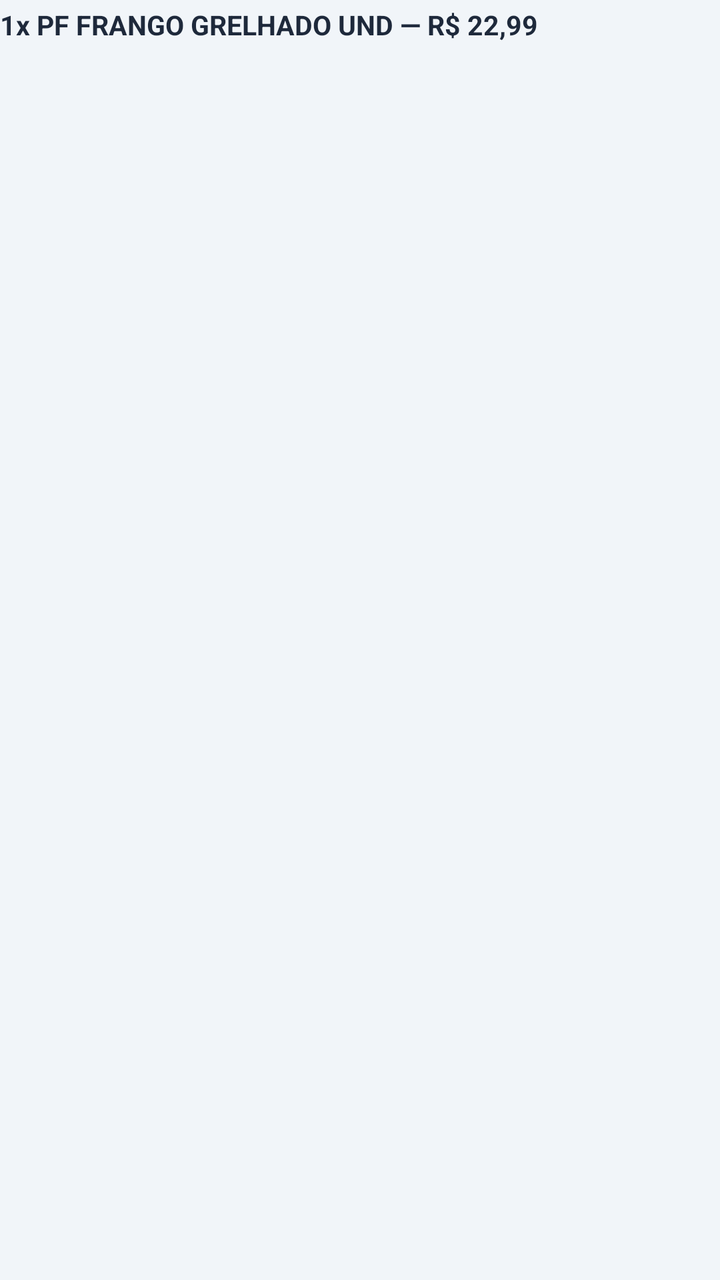
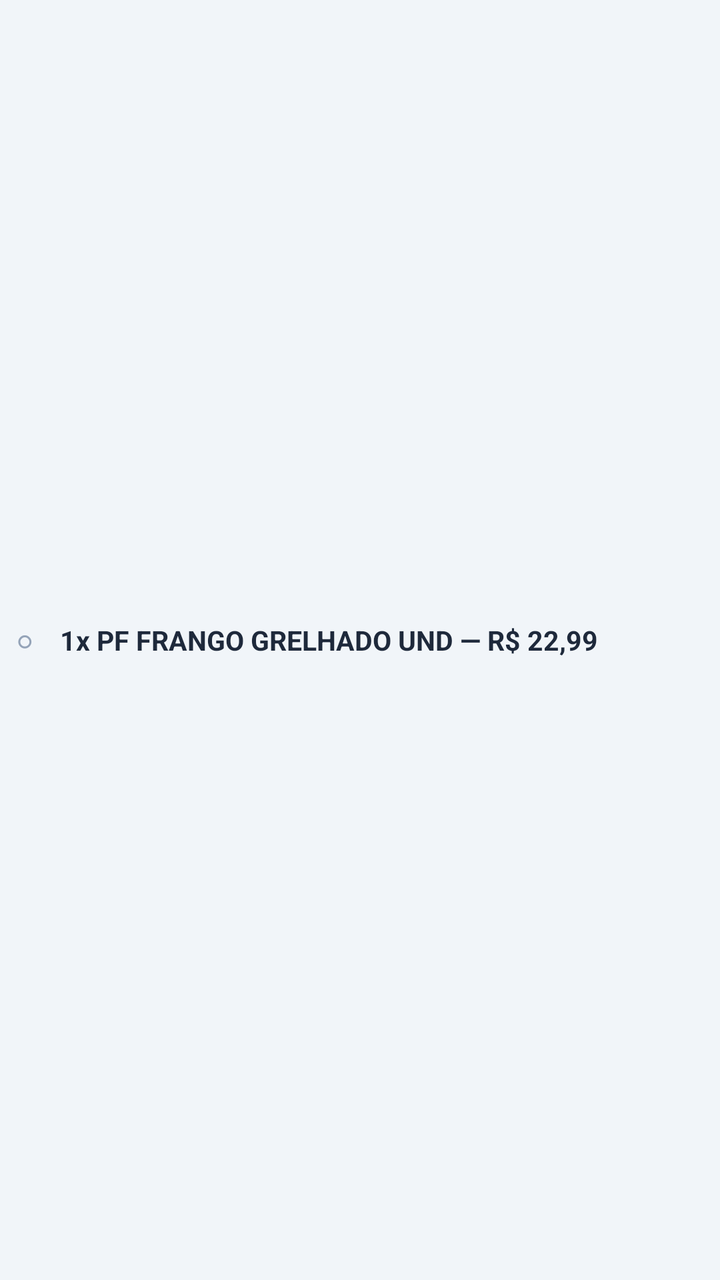

Compare the two renders of this Android layout. The source of the first and the diff that turns it into the second are given below.
<!-- AndroidManifest.xml: application theme Theme.AppMesas -->
<!-- res/layout/item_linha_produto.xml -->
<?xml version="1.0" encoding="utf-8"?>
<LinearLayout xmlns:android="http://schemas.android.com/apk/res/android"
    android:layout_width="match_parent"
    android:layout_height="wrap_content"
    android:orientation="vertical"
    android:paddingTop="3dp"
    android:paddingBottom="3dp">

    <TextView
        android:id="@+id/tvDescricaoPreco"
        android:layout_width="match_parent"
        android:layout_height="wrap_content"
        android:text="1x PF FRANGO GRELHADO UND — R$ 22,99"
        android:textColor="#1E293B"
        android:textSize="13.5sp"
        android:textStyle="bold" />

    <TextView
        android:id="@+id/tvObs"
        android:layout_width="match_parent"
        android:layout_height="wrap_content"
        android:layout_marginStart="12dp"
        android:layout_marginTop="1dp"
        android:text="↳ Obs: ..."
        android:textColor="#B45309"
        android:textSize="11.5sp"
        android:textStyle="italic"
        android:visibility="gone" />

</LinearLayout>
<!-- resources referenced by this layout -->
<resources>
  <style name="Theme.AppMesas" parent="Theme.MaterialComponents.Light.NoActionBar">
          <item name="colorPrimary">@color/purple_500</item>
          <item name="colorPrimaryVariant">@color/purple_700</item>
          <item name="colorOnPrimary">@color/white</item>
          <item name="colorSecondary">@color/teal_700</item>
          <item name="colorSecondaryVariant">@color/teal_700</item>
          <item name="colorOnSecondary">@color/white</item>
          <item name="android:statusBarColor">@color/bg_header</item>
          <item name="android:navigationBarColor">@color/bg_dark</item>
          <item name="android:windowLightStatusBar">false</item>
          <item name="android:windowBackground">@color/bg_dark</item>
          <item name="android:textSize">15sp</item>
      </style>
  <color name="purple_500">#0F172A</color>
  <color name="purple_700">#09101D</color>
  <color name="white">#FFFFFF</color>
  <color name="teal_700">#0D9488</color>
  <color name="bg_header">#0F172A</color>
  <color name="bg_dark">#F1F5F9</color>
</resources>

<!-- the commit's change to res/layout/item_linha_produto.xml (unified diff, before → after) -->
@@ -1,30 +1,54 @@
 <?xml version="1.0" encoding="utf-8"?>
 <LinearLayout xmlns:android="http://schemas.android.com/apk/res/android"
+    android:id="@+id/layoutLinhaProduto"
     android:layout_width="match_parent"
     android:layout_height="wrap_content"
-    android:orientation="vertical"
-    android:paddingTop="3dp"
-    android:paddingBottom="3dp">
+    android:orientation="horizontal"
+    android:gravity="center_vertical"
+    android:paddingTop="5dp"
+    android:paddingBottom="5dp"
+    android:background="?android:attr/selectableItemBackground"
+    android:clickable="true"
+    android:focusable="true">
 
+    
     <TextView
-        android:id="@+id/tvDescricaoPreco"
-        android:layout_width="match_parent"
+        android:id="@+id/tvItemCheck"
+        android:layout_width="24dp"
+        android:layout_height="24dp"
+        android:gravity="center"
+        android:text="○"
+        android:textColor="#94A3B8"
+        android:textSize="14sp"
+        android:textStyle="bold"
+        android:layout_marginEnd="6dp" />
+
+    <LinearLayout
+        android:layout_width="0dp"
         android:layout_height="wrap_content"
-        android:text="1x PF FRANGO GRELHADO UND — R$ 22,99"
-        android:textColor="#1E293B"
-        android:textSize="13.5sp"
-        android:textStyle="bold" />
+        android:layout_weight="1"
+        android:orientation="vertical">
 
-    <TextView
-        android:id="@+id/tvObs"
-        android:layout_width="match_parent"
-        android:layout_height="wrap_content"
-        android:layout_marginStart="12dp"
-        android:layout_marginTop="1dp"
-        android:text="↳ Obs: ..."
-        android:textColor="#B45309"
-        android:textSize="11.5sp"
-        android:textStyle="italic"
-        android:visibility="gone" />
+        <TextView
+            android:id="@+id/tvDescricaoPreco"
+            android:layout_width="match_parent"
+            android:layout_height="wrap_content"
+            android:text="1x PF FRANGO GRELHADO UND — R$ 22,99"
+            android:textColor="#1E293B"
+            android:textSize="13.5sp"
+            android:textStyle="bold" />
+
+        <TextView
+            android:id="@+id/tvObs"
+            android:layout_width="match_parent"
+            android:layout_height="wrap_content"
+            android:layout_marginStart="8dp"
+            android:layout_marginTop="1dp"
+            android:text="↳ Obs: ..."
+            android:textColor="#B45309"
+            android:textSize="11.5sp"
+            android:textStyle="italic"
+            android:visibility="gone" />
+    </LinearLayout>
 
 </LinearLayout>
